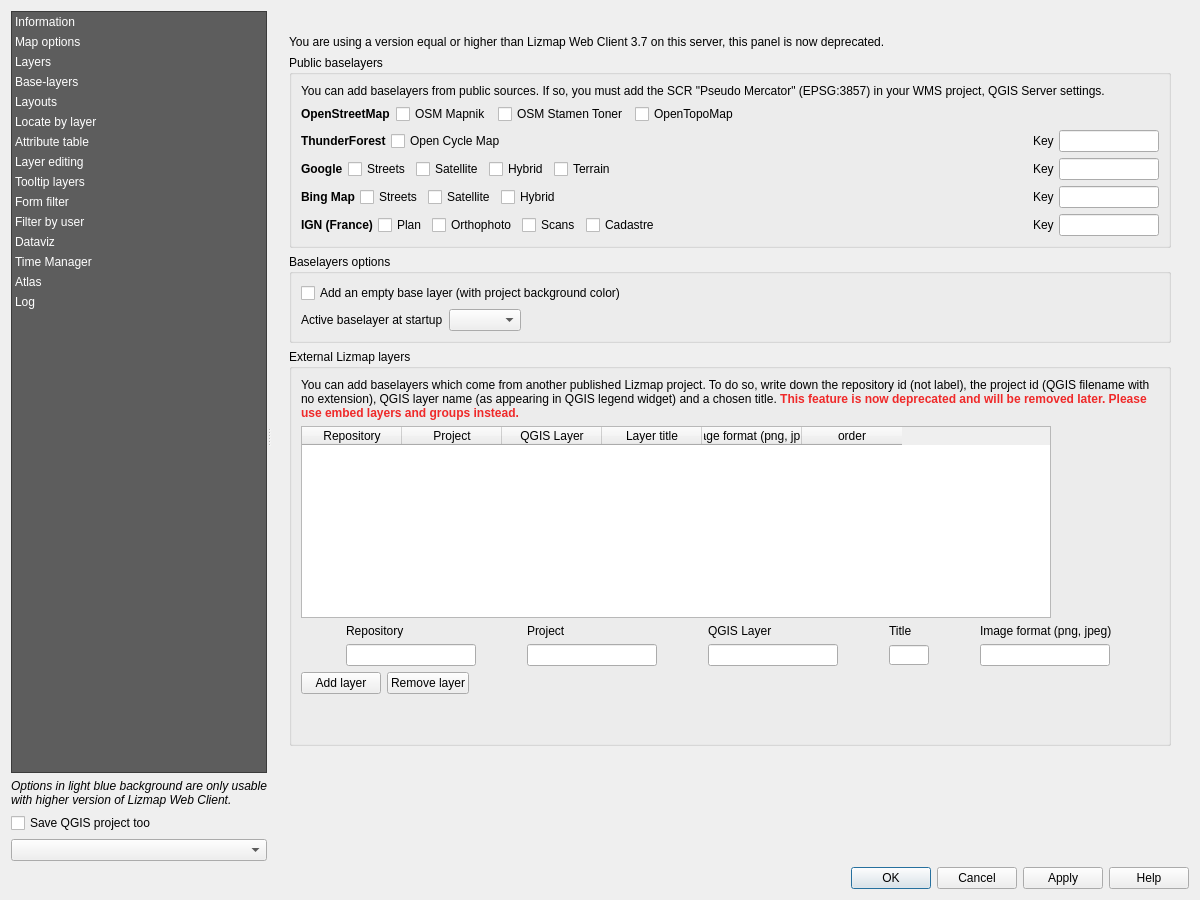
Old version of the form lizmap/resources/ui/ui_lizmap.ui in the repository 3liz/lizmap-plugin.
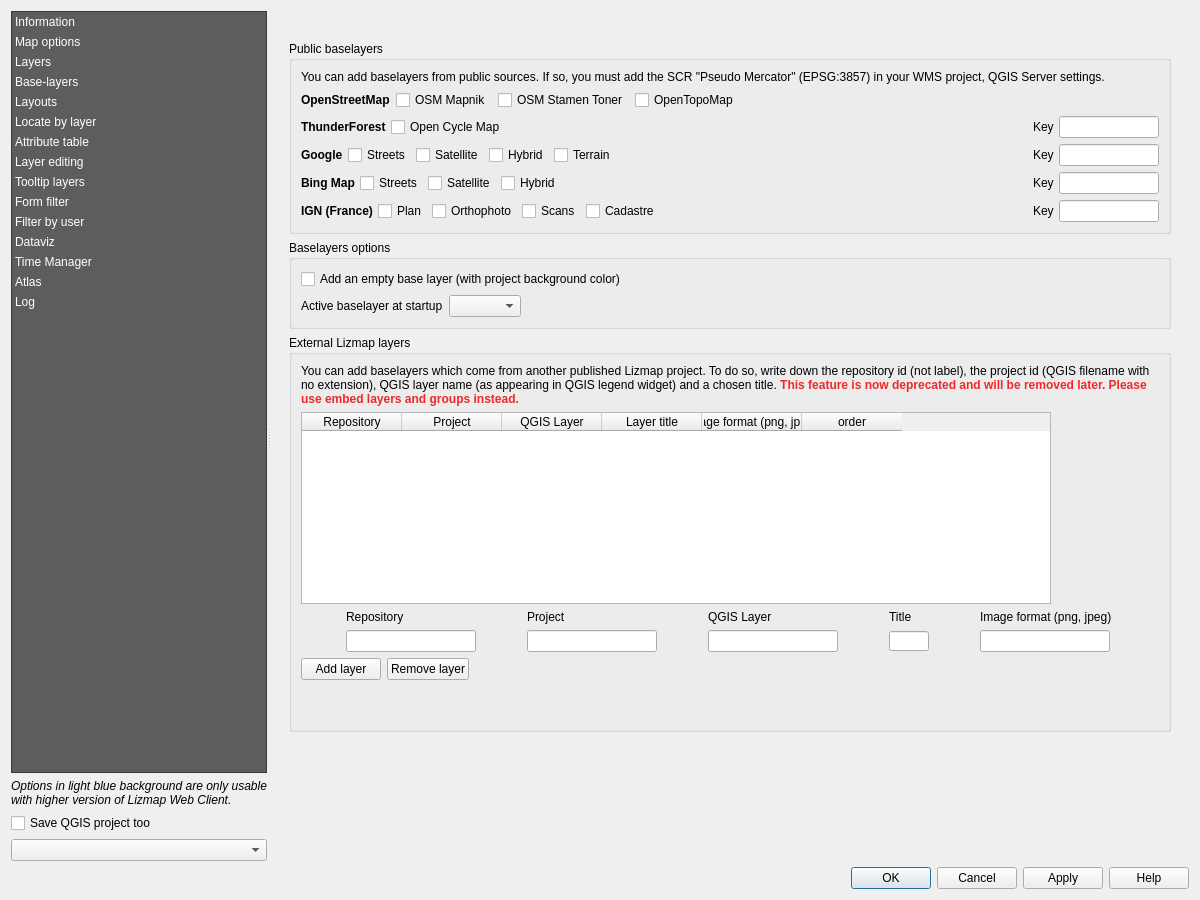
New version of the form. The open tabs and pages were chosen to show the change. Custom widgets are drawn as their Qt base class.

Commit message: Qt - Use our own widget for displaying a warning with icon and text

The edit to the form file:
```diff
--- a/lizmap/resources/ui/ui_lizmap.ui
+++ b/lizmap/resources/ui/ui_lizmap.ui
@@ -2220,11 +2220,7 @@
               </property>
               <layout class="QVBoxLayout" name="verticalLayout_28">
                <item>
-                <widget class="QLabel" name="label_deprecated_base_layers">
-                 <property name="text">
-                  <string notr="true">You are using a version equal or higher than Lizmap Web Client 3.7 on this server, this panel is now deprecated.</string>
-                 </property>
-                </widget>
+                <widget class="WarningWidget" name="warning_base_layer_deprecated" native="true"/>
                </item>
                <item>
                 <widget class="QGroupBox" name="gb_externalLayers">
@@ -4511,6 +4507,12 @@
    <header>qgis.gui</header>
    <container>1</container>
   </customwidget>
+  <customwidget>
+   <class>WarningWidget</class>
+   <extends>QWidget</extends>
+   <header>lizmap.widgets.warning_widget</header>
+   <container>1</container>
+  </customwidget>
  </customwidgets>
  <tabstops>
   <tabstop>mOptionsListWidget</tabstop>
```
The commit also changes 3 other files.
